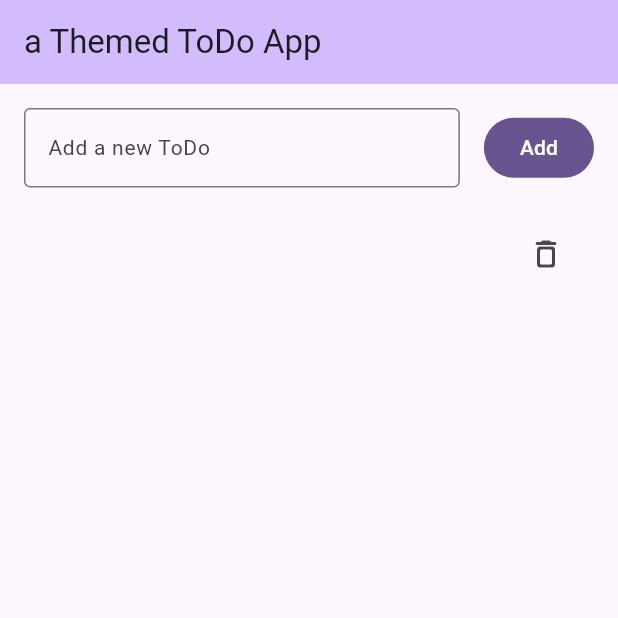
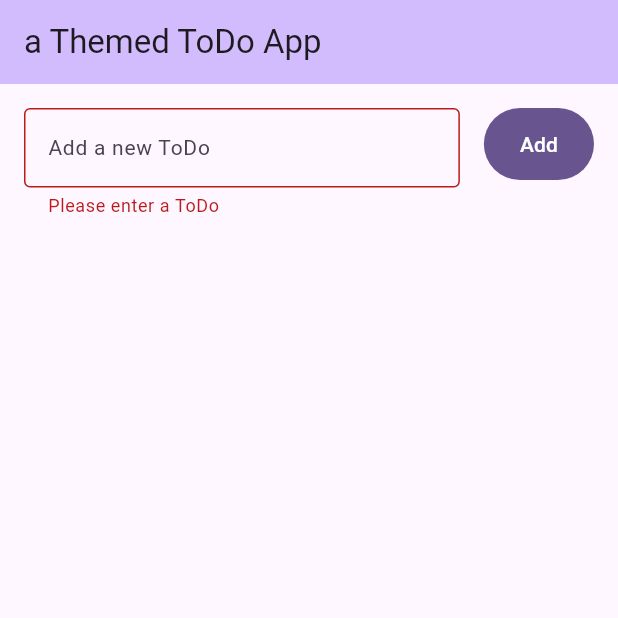
Before and after one commit to itsJimmyQ/flutter_playground, a Flutter app: the screen it shows after launch, after a tap on "Add", on a phone screen of 412 x 824 dp, the top half of it. Run offline on Flutter 3.47's test engine with Material 3 defaults, Android fonts, the phone set to English and light mode, and no system bars.

Commit message:
Add input validation

```diff
--- a/themed_to_do_list/lib/presentation/views/overview/overview_page.dart
+++ b/themed_to_do_list/lib/presentation/views/overview/overview_page.dart
@@ -15,8 +15,8 @@ class _OverviewView extends StatefulWidget {
 }
 
 class _OverviewViewState extends State<_OverviewView> {
-  String currToDo = "";
   List<String> listToDos = [];
+  String errorMessage = "";
 
   final TextEditingController _addToDoTextFieldController =
       TextEditingController();
@@ -26,23 +26,37 @@ class _OverviewViewState extends State<_OverviewView> {
       if (listToDos.contains(item)) return;
 
       listToDos.add(item);
-      currToDo = "";
       _addToDoTextFieldController.clear();
+      errorMessage = "";
     });
   }
 
   void _deleteToDo(String item) {
-    if (!listToDos.contains(item)) return;
-
     setState(() {
       listToDos.remove(item);
     });
   }
 
-  void onChangedCurrToDo(String value) {
-    setState(() {
-      currToDo = value;
-    });
+  bool _validate() {
+    String currToDo = _addToDoTextFieldController.text;
+
+    if (currToDo.isEmpty) {
+      setState(() {
+        errorMessage = "Please enter a ToDo";
+      });
+
+      return false;
+    }
+
+    if (listToDos.contains(currToDo)) {
+      setState(() {
+        errorMessage = "This ToDo already exists";
+      });
+
+      return false;
+    }
+
+    return true;
   }
 
   @override
@@ -59,9 +73,9 @@ class _OverviewViewState extends State<_OverviewView> {
     return Container(
       padding: const EdgeInsets.all(16),
       child: Row(
-        mainAxisAlignment: MainAxisAlignment.center,
+        crossAxisAlignment: CrossAxisAlignment.start,
         children: [
-          _addTextField(),
+          _addTextField(errorMessage),
           const SizedBox(width: 16),
           _addButton(),
         ],
@@ -69,26 +83,29 @@ class _OverviewViewState extends State<_OverviewView> {
     );
   }
 
-  Widget _addTextField() {
+  Widget _addTextField(String error) {
     return Expanded(
       child: TextField(
         style: const TextStyle(fontSize: 14),
         controller: _addToDoTextFieldController,
-        onChanged: onChangedCurrToDo,
-        decoration: const InputDecoration(
-          border: OutlineInputBorder(),
+        decoration: InputDecoration(
+          border: const OutlineInputBorder(),
           hintText: "Add a new ToDo",
+          errorText: error.isEmpty ? null : error,
         ),
       ),
     );
   }
 
   Widget _addButton() {
-    return FilledButton(
-      onPressed: () {
-        addToDo(currToDo);
-      },
-      child: const Text("Add"),
+    return SizedBox(
+      height: 48,
+      child: FilledButton(
+        onPressed: () {
+          _validate() ? addToDo(_addToDoTextFieldController.text) : null;
+        },
+        child: const Text("Add"),
+      ),
     );
   }
 
```
